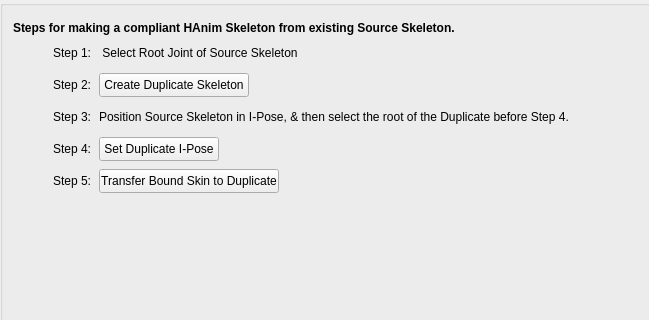
The window that rawkee/auxilary/RKCharacterEditorGenericSkeletonPanel.ui (und-dream-lab/rawkee) describes before a commit, drawn with Qt 5; both pictures show x 0 to 649 and y 0 to 320 of the 800 by 600 pixel window.
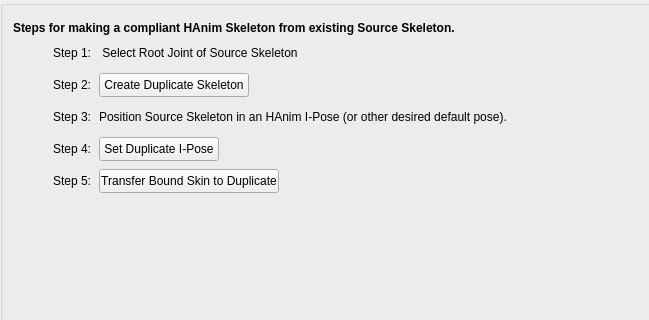
The same window after the commit.

Commit message: Added support for generic skeleton to HAnim conversion and may support characters generated by Reallusion Character Creator - not tested yet. (#62)

The edit to the form file:
```diff
--- a/rawkee/auxilary/RKCharacterEditorGenericSkeletonPanel.ui
+++ b/rawkee/auxilary/RKCharacterEditorGenericSkeletonPanel.ui
@@ -239,7 +239,7 @@
        <item>
         <widget class="QLabel" name="genSourceLabel">
          <property name="text">
-          <string>Position Source Skeleton in I-Pose, &amp; then select the root of the Duplicate before Step 4.</string>
+          <string>Position Source Skeleton in an HAnim I-Pose (or other desired default pose).</string>
          </property>
         </widget>
        </item>
```
The commit also changes 2 other files.
